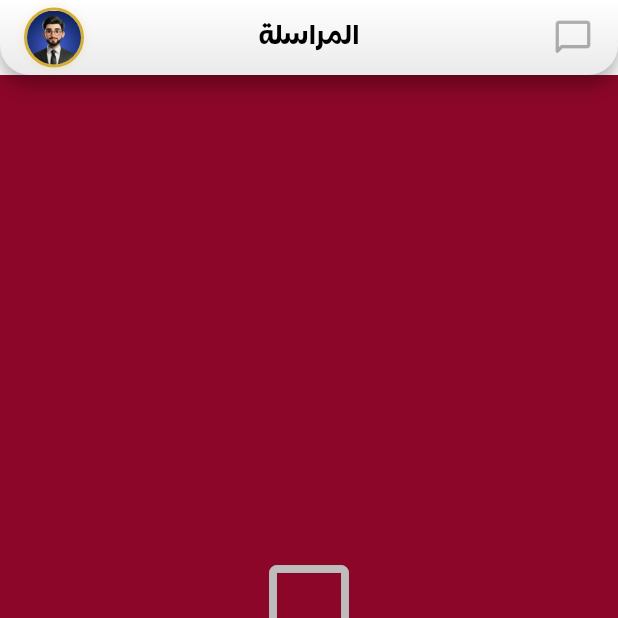
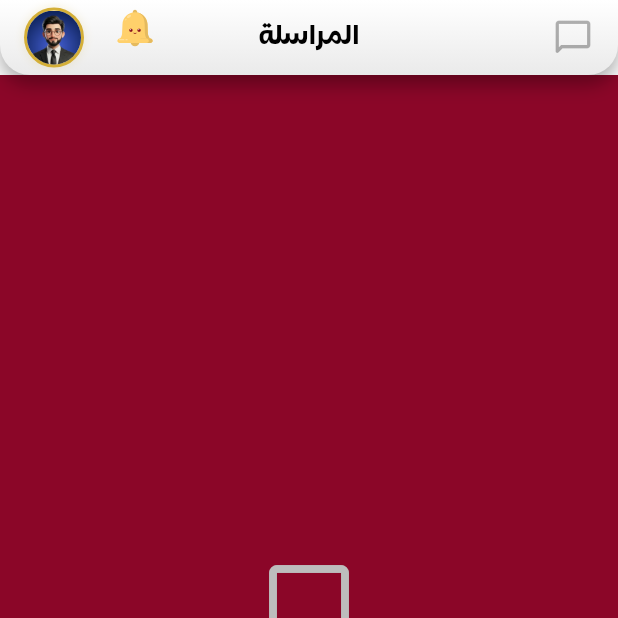
Before and after one commit to ahmedsamyalafifi123/Zuwad-app, a Flutter app: the TeacherDashboardPage screen opened directly, on a phone screen of 412 x 824 dp, the top half of it. Run offline on Flutter 3.47's test engine with Material 3 defaults, Android fonts, the phone set to English and light mode, and no system bars; our stand-ins replace audioplayers, connectivity_plus, dio, equatable, firebase_core, firebase_crashlytics and 18 more; missing offline and left inert: alarm, dart:ui_web, flutter_chat_core, flutter_chat_ui, livekit_client, new_version_plus and 1 more; accounts and stored records are empty; network calls fail.

Commit message:
teacher notifcation

```diff
--- a/lib/core/constants/api_constants.dart
+++ b/lib/core/constants/api_constants.dart
@@ -124,6 +124,10 @@ class ApiConstants {
       '$v2BaseUrl/notifications/count';
   static String get teacherNotificationsEndpoint =>
       '$v2BaseUrl/teacher/notifications';
+  static String teacherNotificationReadEndpoint(int id) =>
+      '$v2BaseUrl/teacher/notifications/$id/read';
+  static String get teacherNotificationMarkAllReadEndpoint =>
+      '$v2BaseUrl/teacher/notifications/mark-all-read';
   static String get teacherNotificationCountEndpoint =>
       '$v2BaseUrl/teacher/notifications/count';
 
--- a/lib/features/teacher_dashboard/presentation/pages/teacher_dashboard_page.dart
+++ b/lib/features/teacher_dashboard/presentation/pages/teacher_dashboard_page.dart
@@ -7,6 +7,11 @@ import '../../../../features/auth/presentation/bloc/auth_event.dart';
 import '../../../../features/auth/presentation/pages/login_page.dart';
 import '../../../../features/chat/presentation/pages/chat_list_page.dart';
 import '../../../../core/utils/gender_helper.dart';
+import 'package:lottie/lottie.dart';
+import 'dart:async';
+import '../../../../features/notifications/presentation/pages/notifications_page.dart';
+import '../../../../features/notifications/data/repositories/notification_repository.dart';
+import '../../../../core/services/notification_service.dart';
 
 class TeacherDashboardPage extends StatelessWidget {
   final Teacher? teacher;
@@ -86,9 +91,8 @@ class TeacherDashboardPage extends StatelessWidget {
     final teacherMId = teacher?.mId ?? '';
     final profileImage = teacher?.profileImage;
     final isFemale = GenderHelper.isFemale(teacher?.gender);
-    final fallbackAvatar = isFemale
-        ? 'assets/images/woman.png'
-        : 'assets/images/man.png';
+    final fallbackAvatar =
+        isFemale ? 'assets/images/woman.png' : 'assets/images/man.png';
 
     return Scaffold(
       appBar: PreferredSize(
@@ -135,7 +139,12 @@ class TeacherDashboardPage extends StatelessWidget {
                   // Left: avatar with popup menu
                   Align(
                     alignment: Alignment.centerLeft,
-                    child: PopupMenuButton<String>(
+                    child: Row(
+                      mainAxisSize: MainAxisSize.min,
+                      children: [
+                        _TeacherNotificationButton(),
+                        const SizedBox(width: 4),
+                        PopupMenuButton<String>(
                           offset: const Offset(0, 45),
                           shape: RoundedRectangleBorder(
                             borderRadius: BorderRadius.circular(12),
@@ -187,7 +196,8 @@ class TeacherDashboardPage extends StatelessWidget {
                               ],
                             ),
                             child: ClipOval(
-                          child: profileImage != null && profileImage.isNotEmpty
+                              child: profileImage != null &&
+                                      profileImage.isNotEmpty
                                   ? Image.network(
                                       profileImage,
                                       fit: BoxFit.cover,
@@ -202,6 +212,8 @@ class TeacherDashboardPage extends StatelessWidget {
                                     ),
                             ),
                           ),
+                        ),
+                      ],
                     ),
                   ),
 
@@ -231,3 +243,98 @@ class TeacherDashboardPage extends StatelessWidget {
     );
   }
 }
+
+class _TeacherNotificationButton extends StatefulWidget {
+  @override
+  State<_TeacherNotificationButton> createState() =>
+      _TeacherNotificationButtonState();
+}
+
+class _TeacherNotificationButtonState
+    extends State<_TeacherNotificationButton> {
+  final NotificationRepository _repository = NotificationRepository();
+  int _notificationCount = 0;
+
+  StreamSubscription? _subscription;
+  final NotificationService _notificationService = NotificationService();
+
+  @override
+  void initState() {
+    super.initState();
+    _loadUnreadCount();
+    _subscription = _notificationService.onNotificationReceived.listen((_) {
+      _loadUnreadCount();
+    });
+  }
+
+  @override
+  void dispose() {
+    _subscription?.cancel();
+    super.dispose();
+  }
+
+  Future<void> _loadUnreadCount() async {
+    try {
+      final count = await _repository.getUnreadCount(isTeacher: true);
+      if (mounted) {
+        setState(() {
+          _notificationCount = count;
+        });
+      }
+    } catch (e) {
+      // Silently fail
+    }
+  }
+
+  @override
+  Widget build(BuildContext context) {
+    return GestureDetector(
+      onTap: () async {
+        await Navigator.push(
+          context,
+          MaterialPageRoute(
+            builder: (context) => const NotificationsPage(isTeacher: true),
+          ),
+        );
+        _loadUnreadCount();
+      },
+      child: Transform.translate(
+        offset: const Offset(0, -6),
+        child: Stack(
+          clipBehavior: Clip.none,
+          children: [
+            Lottie.asset(
+              'assets/images/Bell.json',
+              width: 60,
+              height: 60,
+              fit: BoxFit.cover,
+              animate: _notificationCount > 0,
+            ),
+            if (_notificationCount > 0)
+              Positioned(
+                top: 0,
+                right: 10,
+                child: Container(
+                  padding: const EdgeInsets.all(5),
+                  decoration: BoxDecoration(
+                    color: const Color(0xFF820c22),
+                    shape: BoxShape.circle,
+                    border: Border.all(color: Colors.white, width: 1.5),
+                  ),
+                  child: Text(
+                    _notificationCount > 99 ? '99+' : '$_notificationCount',
+                    style: const TextStyle(
+                      color: Colors.white,
+                      fontSize: 10,
+                      fontWeight: FontWeight.bold,
+                      fontFamily: 'Qatar',
+                    ),
+                  ),
+                ),
+              ),
+          ],
+        ),
+      ),
+    );
+  }
+}
```
Also changed, not shown: lib/core/api/wordpress_api.dart (+30 -11 lines), lib/features/notifications/data/repositories/notification_repository.dart (+27 -6 lines), lib/features/notifications/presentation/pages/notifications_page.dart (+15 -4 lines), 1 other file. Lines whose indentation alone changed are shown as unchanged.
